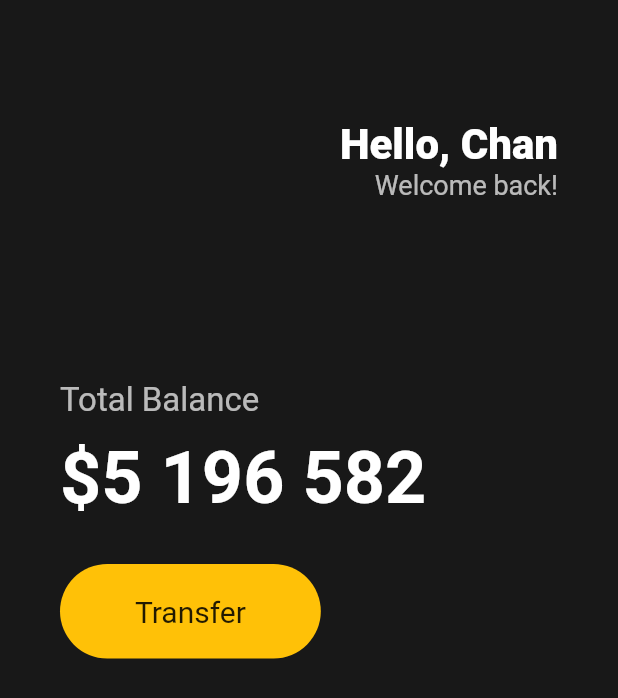
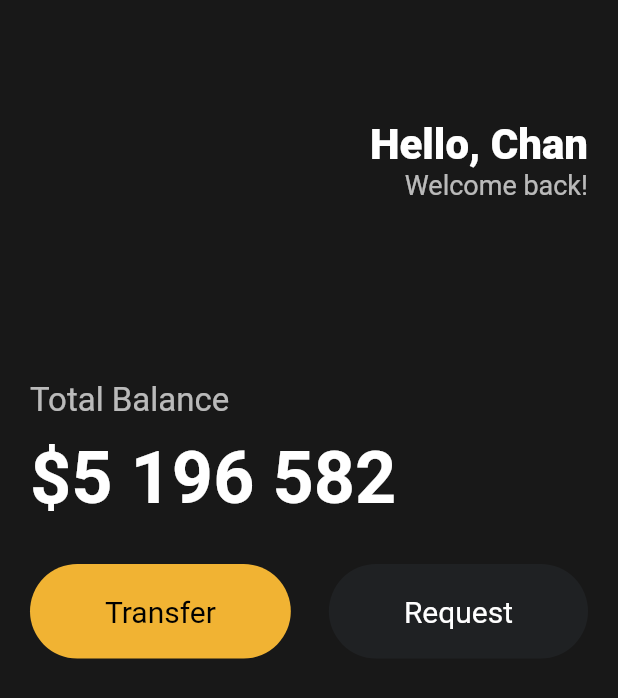
Before and after one commit to front-chan/flutter_study, a Flutter app: the screen it shows after launch, on a phone screen of 412 x 824 dp. Shown: the top 698 px of the screen. Run offline on Flutter 3.47's test engine with Material 2 defaults, Android fonts, the phone set to English and light mode, and no system bars.

Commit message:
reusable widgets study

```diff
--- a/lib/main.dart
+++ b/lib/main.dart
@@ -1,4 +1,5 @@
 import 'package:flutter/material.dart';
+import 'package:flutter_study/widgets/Button.dart';
 
 void main() {
   runApp(App());
@@ -8,16 +9,11 @@ class App extends StatelessWidget {
   @override
   Widget build(BuildContext context) {
     return MaterialApp(
-      // home: Text('Hello Chan!'),
       home: Scaffold(
-        // backgroundColor: Colors.teal[200],
-        // backgroundColor: Colors.black,
-        // backgroundColor: Color.fromARGB(0, 145, 74, 74),
-        // backgroundColor: Color.fromRGBO(72, 213, 145, 0.379),
         backgroundColor: const Color(0xFF181818),
         body: Padding(
           padding: const EdgeInsets.symmetric(
-            horizontal: 40,
+            horizontal: 20,
           ),
           child: Column(
             crossAxisAlignment: CrossAxisAlignment.start,
@@ -75,24 +71,37 @@ class App extends StatelessWidget {
                 height: 30,
               ),
               Row(
-                children: [
-                  Container(
-                    decoration: BoxDecoration(
-                        color: Colors.amber,
-                        borderRadius: BorderRadius.circular(45)),
-                    child: const Padding(
-                      padding: EdgeInsets.symmetric(
-                        vertical: 20,
-                        horizontal: 50,
-                      ),
-                      child: Text(
-                        'Transfer',
-                        style: TextStyle(
-                          fontSize: 20,
-                        ),
-                      ),
-                    ),
-                  )
+                mainAxisAlignment: MainAxisAlignment.spaceBetween,
+                children: const [
+                  Button(
+                    text: "Transfer",
+                    backgroundColor: Color(0xFFF1B333),
+                    textColor: Colors.black,
+                  ),
+                  Button(
+                    text: "Request",
+                    backgroundColor: Color(0xFF1F2123),
+                    textColor: Colors.white,
+                  ),
+                  // MyButton()
+                  // Container(
+                  //   decoration: BoxDecoration(
+                  //       color: const Color(0xFF1F2123),
+                  //       borderRadius: BorderRadius.circular(45)),
+                  //   child: const Padding(
+                  //     padding: EdgeInsets.symmetric(
+                  //       vertical: 20,
+                  //       horizontal: 50,
+                  //     ),
+                  //     child: Text(
+                  //       'Request',
+                  //       style: TextStyle(
+                  //         color: Colors.white,
+                  //         fontSize: 20,
+                  //       ),
+                  //     ),
+                  //   ),
+                  // )
                 ],
               )
             ],
@@ -102,3 +111,32 @@ class App extends StatelessWidget {
     );
   }
 }
+
+// 전구 누르고 Extract Widget - 커스텀 위젯 사용 가능 (재사용할 수 있게 만듬)
+// class MyButton extends StatelessWidget {
+//   const MyButton({
+//     super.key,
+//   });
+
+//   @override
+//   Widget build(BuildContext context) {
+//     return Container(
+//       decoration: BoxDecoration(
+//           color: const Color(0xFF1F2123),
+//           borderRadius: BorderRadius.circular(45)),
+//       child: const Padding(
+//         padding: EdgeInsets.symmetric(
+//           vertical: 20,
+//           horizontal: 50,
+//         ),
+//         child: Text(
+//           'Request',
+//           style: TextStyle(
+//             color: Colors.white,
+//             fontSize: 20,
+//           ),
+//         ),
+//       ),
+//     );
+//   }
+// }
--- /dev/null
+++ b/lib/widgets/button.dart
@@ -0,0 +1,45 @@
+import 'package:flutter/material.dart';
+
+class Button extends StatelessWidget {
+  final String text;
+  final Color backgroundColor;
+  final Color textColor;
+
+  // final 노란 전구 - create constructor for final fields
+  const Button({
+    super.key,
+    required this.text,
+    required this.backgroundColor,
+    required this.textColor,
+  });
+
+  // 직접 작성
+  // const Button({
+  //   required this.text,
+  //   required this.backgroundColor,
+  //   required this.textColor,
+  // });
+
+  @override
+  Widget build(BuildContext context) {
+    return Container(
+      decoration: BoxDecoration(
+        color: backgroundColor,
+        borderRadius: BorderRadius.circular(45),
+      ),
+      child: Padding(
+        padding: const EdgeInsets.symmetric(
+          vertical: 20,
+          horizontal: 50,
+        ),
+        child: Text(
+          text,
+          style: TextStyle(
+            color: textColor,
+            fontSize: 20,
+          ),
+        ),
+      ),
+    );
+  }
+}
```
